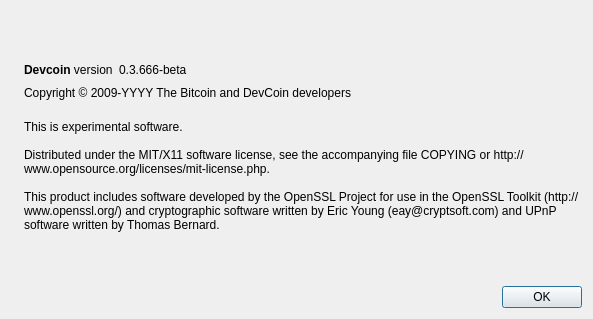
First picture: the form in src/qt/forms/aboutdialog.ui, repository devcoin/core, before the edit.
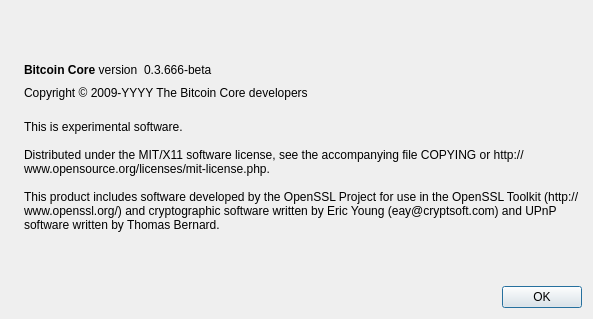
Second picture: the form after the edit. Icons and pictures are not drawn.

Commit message: Add devcoin 0.9.2MM to devcoin branch 0.9.2

Diff of the .ui file:
```diff
--- a/src/qt/forms/aboutdialog.ui
+++ b/src/qt/forms/aboutdialog.ui
@@ -50,7 +50,7 @@
           <cursorShape>IBeamCursor</cursorShape>
          </property>
          <property name="text">
-          <string>&lt;b&gt;Devcoin&lt;/b&gt; version</string>
+          <string>&lt;b&gt;Bitcoin Core&lt;/b&gt; version</string>
          </property>
          <property name="textInteractionFlags">
           <set>Qt::LinksAccessibleByMouse|Qt::TextSelectableByKeyboard|Qt::TextSelectableByMouse</set>
@@ -91,7 +91,7 @@
         <cursorShape>IBeamCursor</cursorShape>
        </property>
        <property name="text">
-        <string notr="true">Copyright &amp;copy; 2009-YYYY The Bitcoin and DevCoin developers</string>
+        <string notr="true">Copyright &amp;copy; 2009-YYYY The Bitcoin Core developers</string>
        </property>
        <property name="textFormat">
         <enum>Qt::RichText</enum>
```
Left out of the diff: 18 changed lines with no effect on the pictures. The commit also changes 2813 other files.
